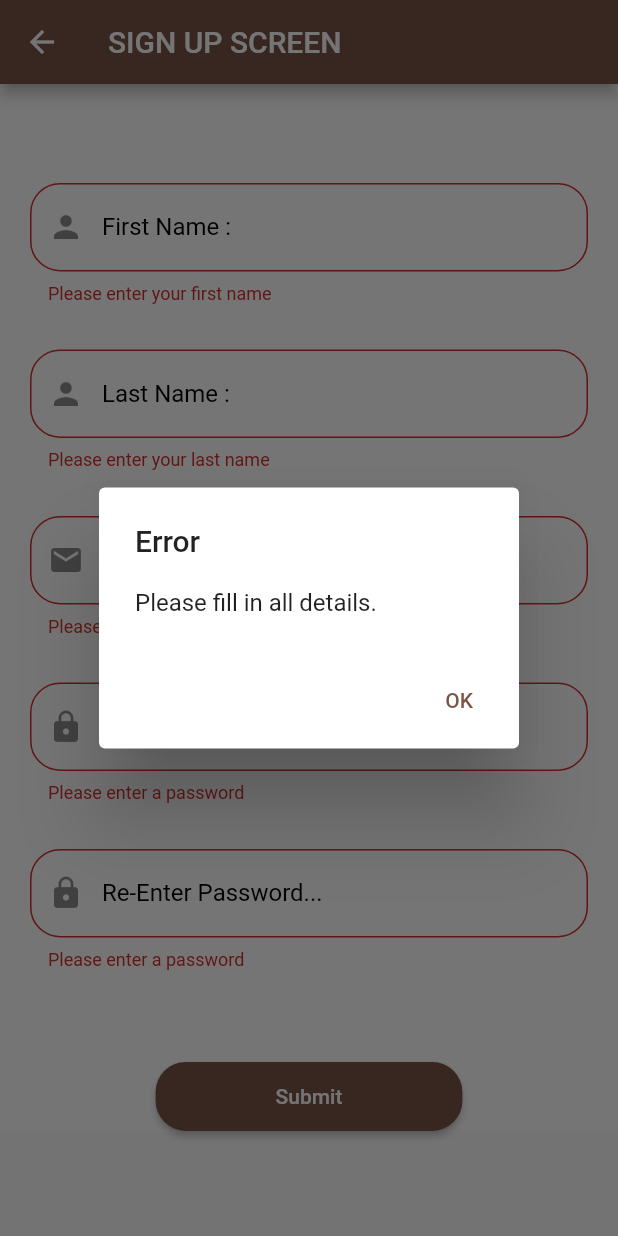
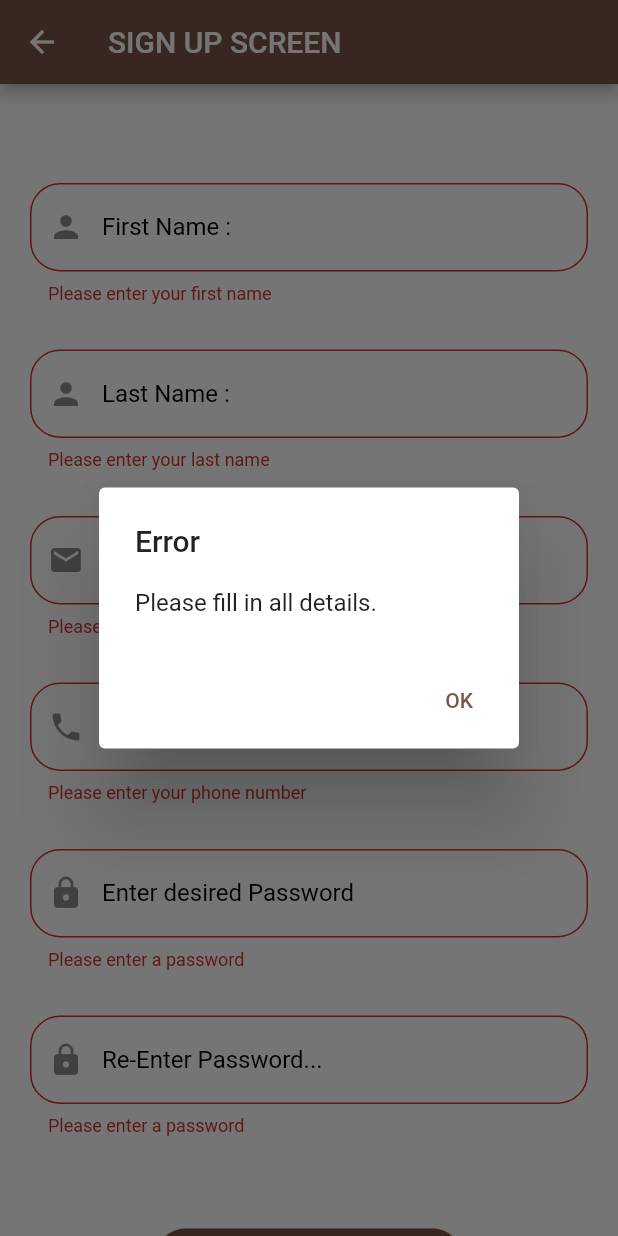
Before and after one commit to notrayo/waru-bora-test-app, a Flutter app: the SignUpScreen screen opened directly, after a tap on "Submit", on a phone screen of 412 x 824 dp. Run offline on Flutter 3.47's test engine with Material 2 defaults, Android fonts, the light colour scheme and no system bars; our stand-ins replace cloud_firestore, countup, firebase_auth, firebase_core, firebase_storage, flutter_riverpod and 3 more; missing offline and left inert: favorite_button, flutter_email_sender; accounts and stored records are empty.

Commit message:
small feature added where phone number is added to orders info

```diff
--- a/lib/screens/signup_screen.dart
+++ b/lib/screens/signup_screen.dart
@@ -3,6 +3,7 @@ import 'package:flutter/material.dart';
 import 'dart:async';
 import 'package:firebase_auth/firebase_auth.dart';
 import 'package:cloud_firestore/cloud_firestore.dart';
+import 'package:firebase_core/firebase_core.dart';
 
 class SignUpScreen extends StatefulWidget {
   const SignUpScreen({Key? key}) : super(key: key);
@@ -17,7 +18,7 @@ class _SignUpScreenState extends State<SignUpScreen> {
       TextEditingController();
   final TextEditingController _firstNameController = TextEditingController();
   final TextEditingController _lastNameController = TextEditingController();
-
+  final TextEditingController _phoneNumberController = TextEditingController();
   //form
 
   final _formKey = GlobalKey<FormState>();
@@ -55,6 +56,7 @@ class _SignUpScreenState extends State<SignUpScreen> {
         String firstName = _firstNameController.text;
         String lastName = _lastNameController.text;
         String email = _emailController.text;
+        String phoneNumber = '+254 ${_phoneNumberController.text}';
 
         await FirebaseFirestore.instance
             .collection('users')
@@ -63,6 +65,7 @@ class _SignUpScreenState extends State<SignUpScreen> {
           'first_name': firstName,
           'last_name': lastName,
           'email': email,
+          'phoneNumber': phoneNumber
         });
 
         print('User ${userCredential.user!.uid} registered successfully!');
@@ -266,6 +269,29 @@ class _SignUpScreenState extends State<SignUpScreen> {
                     ),
                     const SizedBox(height: 30),
                     TextFormField(
+                      controller: _phoneNumberController,
+                      decoration: InputDecoration(
+                        hintText: 'Phone Number : ',
+                        prefixText: '+254   ',
+                        prefixIcon: const Icon(Icons.phone),
+                        border: OutlineInputBorder(
+                          borderRadius: BorderRadius.circular(20),
+                          borderSide: const BorderSide(
+                            color: Color.fromARGB(255, 2, 63, 113),
+                          ),
+                        ),
+                        hintStyle: const TextStyle(color: Colors.black),
+                      ),
+                      validator: (value) {
+                        if (value == null || value.isEmpty) {
+                          return 'Please enter your phone number';
+                        }
+                        return null;
+                      },
+                      keyboardType: TextInputType.phone,
+                    ),
+                    const SizedBox(height: 30),
+                    TextFormField(
                       controller: _passwordController,
                       obscureText: true,
                       decoration: InputDecoration(
--- a/lib/screens/tabs_screen.dart
+++ b/lib/screens/tabs_screen.dart
@@ -59,7 +59,7 @@ class _TabScreenState extends State<TabScreen> {
       ));
     } else if (identifier == 'Profile') {
       Navigator.of(context).push(MaterialPageRoute(
-        builder: (context) => const ProfileScreen(),
+        builder: (context) => ProfileScreen(),
       ));
     } else if (identifier == 'Settings') {
       Navigator.of(context).push(MaterialPageRoute(
--- a/pubspec.yaml
+++ b/pubspec.yaml
@@ -62,6 +62,7 @@ dependencies:
   riverpod_context: ^0.3.0
   firebase_storage: ^11.2.1
   flutter_email_sender: ^5.2.0
+  mpesa: ^2.0.2
   # firebase_core: ^2.10.0
   # firebase_auth: ^3.1.5
 
```
Also changed, not shown: lib/models/users.dart (added, +12 -0 lines), lib/screens/cart_screen.dart (+25 -1 lines), lib/screens/madawa_details_screen.dart (+3 -32 lines), lib/screens/profile_screen.dart (+12 -4 lines), pubspec.lock.
